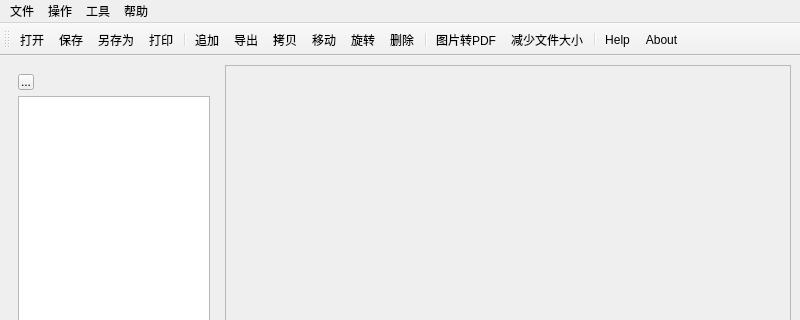
tzous/pdfedit, file MainWindow.ui: the form before one commit; both pictures show x 0 to 800 and y 0 to 320 of the 800 by 600 pixel window.
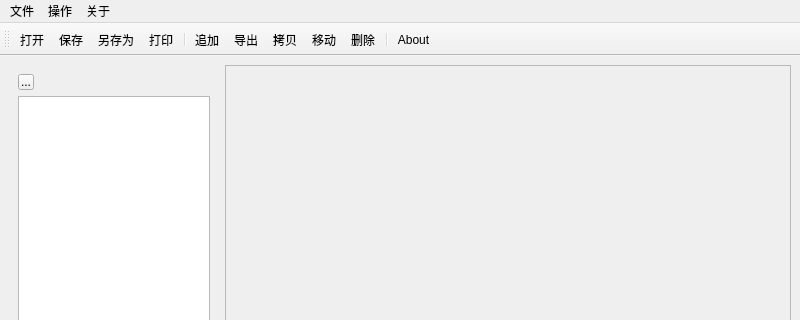
The form after the commit. Icons and pictures are not drawn.

What changed in the file:
```diff
--- a/MainWindow.ui
+++ b/MainWindow.ui
@@ -146,22 +146,14 @@
    </widget>
    <widget class="QMenu" name="menu_3">
     <property name="title">
-     <string>帮助</string>
+     <string>关于</string>
     </property>
     <addaction name="actionHelp"/>
     <addaction name="separator"/>
     <addaction name="actionAbout"/>
    </widget>
-   <widget class="QMenu" name="menu_4">
-    <property name="title">
-     <string>工具</string>
-    </property>
-    <addaction name="actionPicToPdf"/>
-    <addaction name="actionFileSize"/>
-   </widget>
    <addaction name="menu"/>
    <addaction name="menu_2"/>
-   <addaction name="menu_4"/>
    <addaction name="menu_3"/>
   </widget>
   <widget class="QStatusBar" name="statusbar"/>
@@ -190,13 +182,8 @@
    <addaction name="actionExtract"/>
    <addaction name="actionCopy"/>
    <addaction name="actionMove"/>
-   <addaction name="actionRotate"/>
    <addaction name="actionDelete"/>
    <addaction name="separator"/>
-   <addaction name="actionPicToPdf"/>
-   <addaction name="actionFileSize"/>
-   <addaction name="separator"/>
-   <addaction name="actionHelp"/>
    <addaction name="actionAbout"/>
   </widget>
   <action name="actionOpen">
```
Left out of the diff: 12 changed lines with no effect on the pictures.
